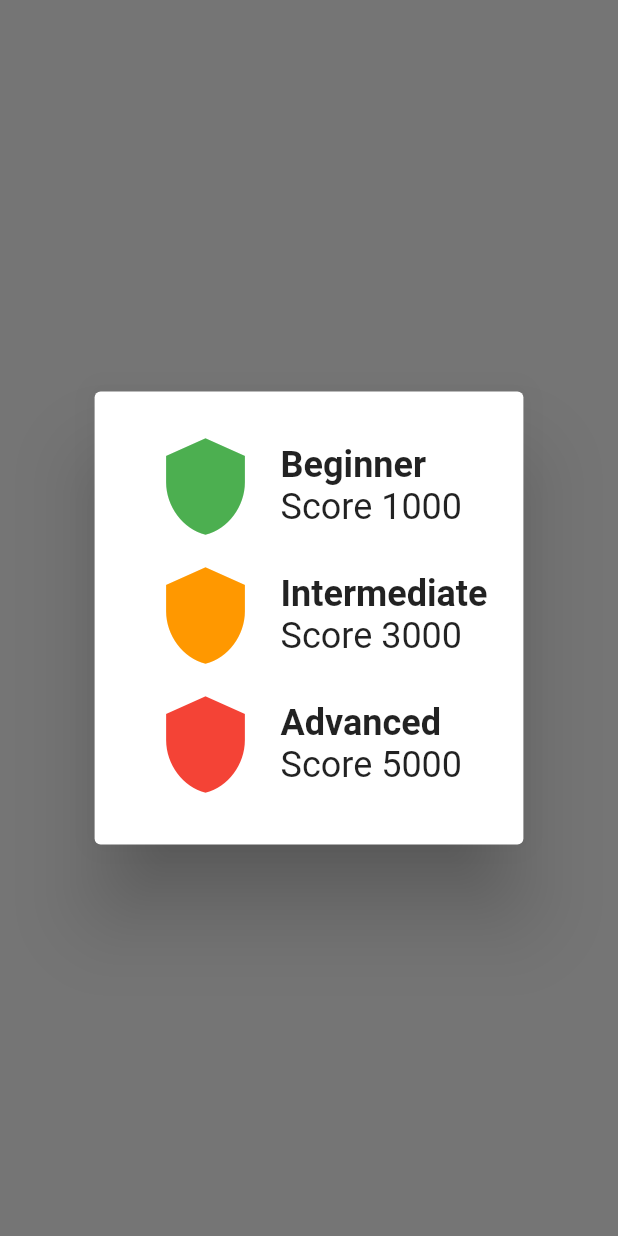
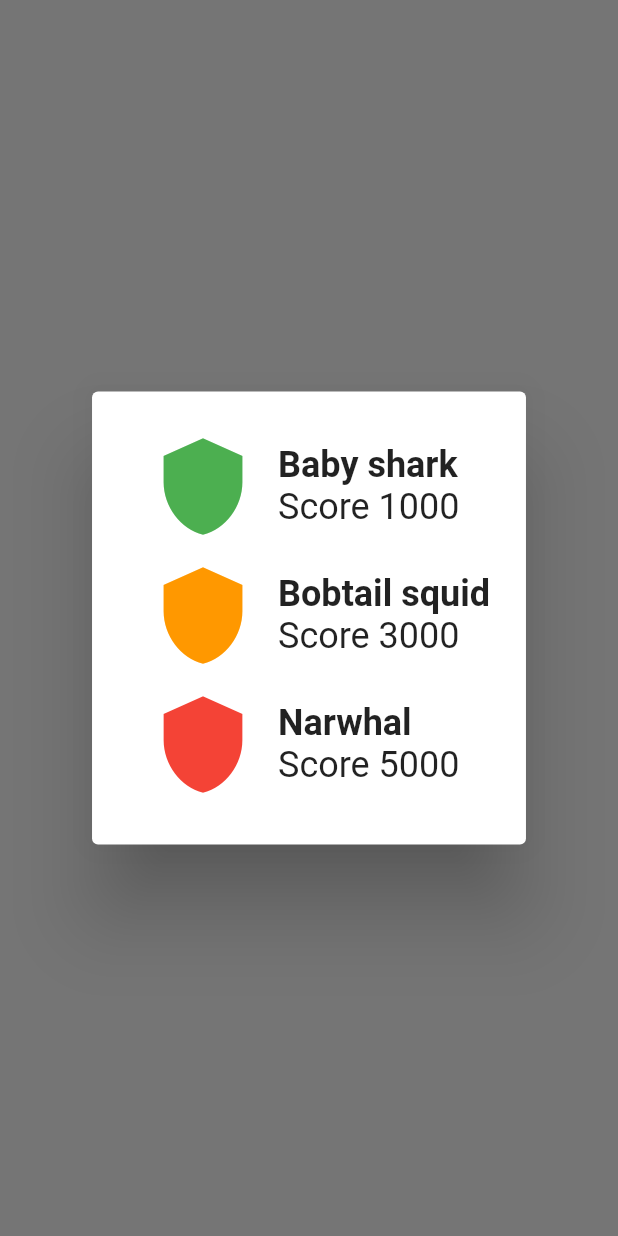
Before and after one commit to Roger-wsy/ocean_hack, a Flutter app: what levelDialog() shows on an empty page, opened directly, on a phone screen of 412 x 824 dp. Run offline on Flutter 3.47's test engine with Material 2 defaults, Android fonts, the phone set to English and light mode, and no system bars; our stand-ins replace bloc, carousel_slider, dio, equatable, flip_card, flutter_bloc and 12 more; missing offline and left inert: mongo_dart, syncfusion_flutter_pdfviewer; accounts and stored records are empty; network calls fail.

Commit message:
changes 1:42am

```diff
--- a/lib/components/ehp_profile_avatar_tile.dart
+++ b/lib/components/ehp_profile_avatar_tile.dart
@@ -58,7 +58,7 @@ class EhpProfileAvartarTile extends StatelessWidget {
                   borderRadius: const BorderRadius.all(Radius.circular(15)),
                   border: Border.all(color: Colors.green)),
               child: EhpText(
-                'Beginner',
+                'Baby shark',
                 fontSize: 12,
                 textAlign: TextAlign.center,
                 padding: EhpPadding.h4,
@@ -107,7 +107,7 @@ levelDialog(BuildContext context) {
                           crossAxisAlignment: CrossAxisAlignment.start,
                           children: [
                             EhpText(
-                              'Beginner',
+                              'Baby shark',
                               textStyle: EhpTextStyle.h1,
                             ),
                             EhpText(
@@ -137,7 +137,7 @@ levelDialog(BuildContext context) {
                           crossAxisAlignment: CrossAxisAlignment.start,
                           children: [
                             EhpText(
-                              'Intermediate',
+                              'Bobtail squid',
                               textStyle: EhpTextStyle.h1,
                             ),
                             EhpText(
@@ -165,7 +165,7 @@ levelDialog(BuildContext context) {
                           crossAxisAlignment: CrossAxisAlignment.start,
                           children: [
                             EhpText(
-                              'Advanced',
+                              'Narwhal',
                               textStyle: EhpTextStyle.h1,
                             ),
                             EhpText(
--- a/lib/screens/main_page/profile_section.dart
+++ b/lib/screens/main_page/profile_section.dart
@@ -48,7 +48,7 @@ class ProfileSection extends StatelessWidget {
                           border: Border.all(color: Colors.white),
                           color: Colors.white),
                       child: EhpText(
-                        'Beginner',
+                        'Baby shark',
                         fontSize: 12,
                         textAlign: TextAlign.center,
                         padding: EhpPadding.h4,
--- a/lib/screens/result_detail/activities_detail.dart
+++ b/lib/screens/result_detail/activities_detail.dart
@@ -40,7 +40,7 @@ class _ActivitiesDetailPageState extends State<ActivitiesDetailPage> {
           ),
           SliverToBoxAdapter(
             child: Hero(
-              tag: 'pulau_redang',
+              tag: widget.args!.tag.toString(),
               child: SizedBox(
                 height: MediaQuery.of(context).size.height * 0.3,
                 width: MediaQuery.of(context).size.width,
@@ -82,7 +82,9 @@ class _ActivitiesDetailPageState extends State<ActivitiesDetailPage> {
                           ),
                         ],
                       ),
-                      EhpCircularButton(),
+                      EhpCircularButton(
+                        onPressed: (_) {},
+                      ),
                     ],
                   ),
                   EhpSizedBox.h20,
```
Also changed, not shown: lib/screens/result_detail/result_chips.dart (+9 -8 lines).
